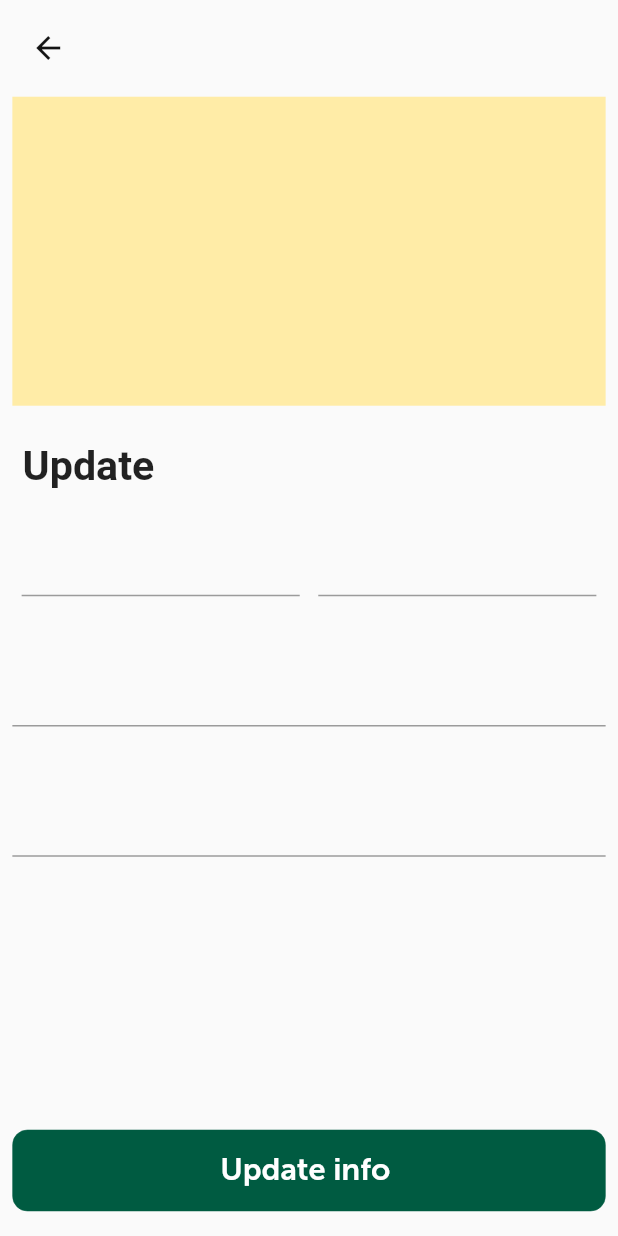
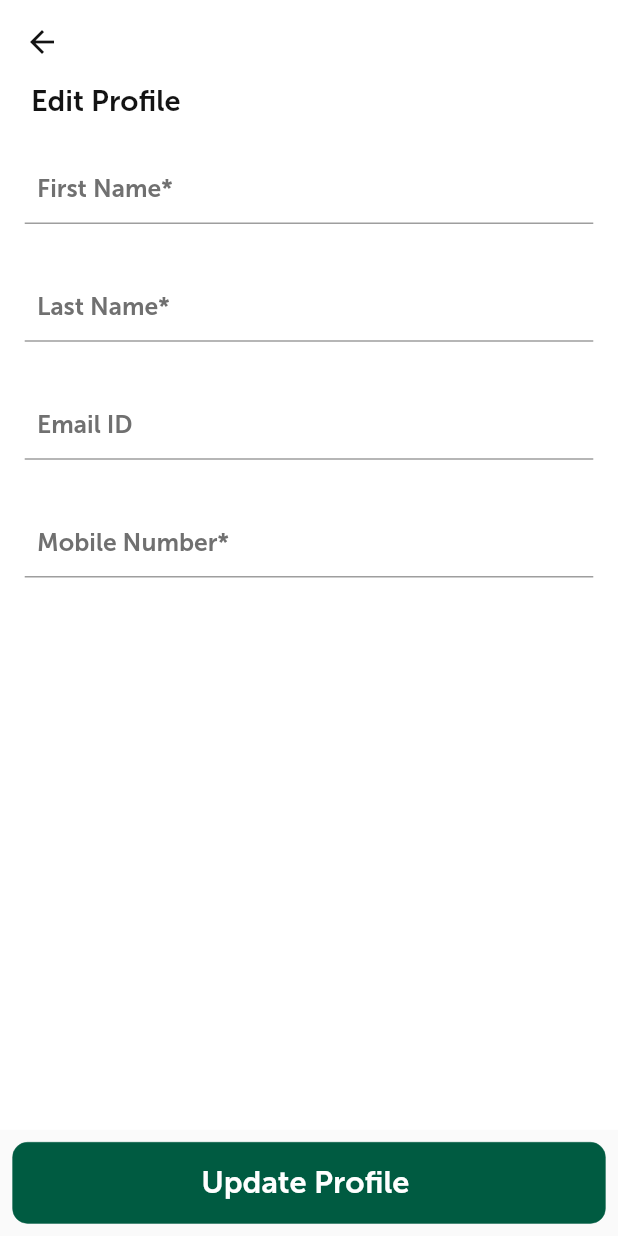
Before and after one commit to Manav5606/rpt, a Flutter app: the EditProfileScreen screen opened by its route, on a phone screen of 412 x 824 dp. Run offline on Flutter 3.47's test engine with Material 2 defaults, Android fonts, the phone set to English and light mode, and no system bars; our stand-ins replace awesome_dialog, badges, bubble, buttons_tabbar, cached_network_image, camera and 40 more; missing offline and left inert: dart:ffi, flutter_share_me, freshchat_sdk, geocode, google_place, razorpay_flutter and 2 more; accounts and stored records are empty; network calls fail; Roboto replaces fonts that are missing (MuseoSans_700.otf); statements that could not run were skipped.

Commit message:
update edit page ui

```diff
--- a/lib/screens/profile/edit_profile_screen.dart
+++ b/lib/screens/profile/edit_profile_screen.dart
@@ -1,3 +1,4 @@
+import 'package:customer_app/app/constants/responsive.dart';
 import 'package:customer_app/app/ui/pages/signIn/signup_screen.dart';
 import 'package:customer_app/widgets/signup_feilds.dart';
 import 'package:flutter/cupertino.dart';
@@ -43,225 +44,132 @@ class _EditProfileScreenState extends State<EditProfileScreen> {
 
   @override
   Widget build(BuildContext context) {
-    return Material(
-      child: SafeArea(
+    return Scaffold(
+      appBar: AppBar(
+        elevation: 0,
+      ),
+      bottomSheet: GestureDetector(
+          onTap: () async {
+            _signInController.UpdateInfo(firstNameController.text,
+                lastNameController.text, mobileNumberController.text);
+          },
+
+          // onTap: (_signInController
+          //             .phoneNumberController.value.text.length ==
+          //         10)
+          //     ? () {
+          //         _signInController.submitPhoneNumber();
+          //       }
+          //     : null,
           child: Padding(
-        padding: EdgeInsets.symmetric(vertical: 1.h, horizontal: 2.w),
+            padding: EdgeInsets.symmetric(horizontal: 2.w),
+            child: BottomWideButton(
+              text: "Update Profile ",
+            ),
+          )),
+      body: Padding(
+        padding: EdgeInsets.symmetric(horizontal: 2.w),
         child: Obx(
           () => _signInController.isLoading.value
               ? SignupScreenShimmerEffect()
               : Column(
                   mainAxisAlignment: MainAxisAlignment.spaceBetween,
                   children: [
-                    Column(
+                    Padding(
+                      padding: EdgeInsets.symmetric(horizontal: 2.w),
+                      child: Column(
                         crossAxisAlignment: CrossAxisAlignment.start,
                         children: [
-                          BackButton(
-                            color: AppConst.black,
-                            onPressed: () {
-                              Get.back();
-                            },
+                          Padding(
+                            padding: EdgeInsets.symmetric(horizontal: 1.w),
+                            child: Text(
+                              "Edit Profile",
+                              style: TextStyle(
+                                  fontFamily: 'MuseoSans',
+                                  color: AppConst.black,
+                                  fontWeight: FontWeight.w600,
+                                  fontStyle: FontStyle.normal,
+                                  fontSize:
+                                      SizeUtils.horizontalBlockSize * 4.7),
+                            ),
+                          ),
+                          SizedBox(
+                            height: 3.h,
+                          ),
+                          // Row(
+                          //   mainAxisAlignment: MainAxisAlignment.center,
+                          //   children: [
+                          //     Container(
+                          //       width: 45.w,
+                          //       child: SignUpFeilds(
+                          //         labelText: "First Name*",
+
+                          //         hinttext: (_Controller.user.firstName) ??
+                          //             "First name", //"Enter your first name ",
+                          //         controller: firstNameController,
+                          //       ),
+                          //     ),
+                          //     SizedBox(
+                          //       width: 3.w,
+                          //     ),
+                          //     Container(
+                          //       width: 45.w,
+                          //       child: SignUpFeilds(
+                          //         labelText: "Last Name*",
+
+                          //         hinttext: _Controller.user.lastName ??
+                          //             "Last name", //"Enter your last name ",
+                          //         controller: lastNameController,
+                          //       ),
+                          //     ),
+                          //   ],
+                          // ),
+
+                          SignUpFeilds(
+                            labelText: "First Name*",
+
+                            hinttext: (_Controller.user.firstName) ??
+                                "First name", //"Enter your first name ",
+                            controller: firstNameController,
+                          ),
+                          SizedBox(
+                            height: 1.h,
+                          ),
+                          SignUpFeilds(
+                            labelText: "Last Name*",
+
+                            hinttext: _Controller.user.lastName ??
+                                "Last name", //"Enter your last name ",
+                            controller: lastNameController,
                           ),
                           SizedBox(
                             height: 1.h,
                           ),
 
-                          Container(
-                            height: 25.h,
-                            color: AppConst.lightYellow,
-                          ),
-                          SizedBox(
-                            height: 3.h,
-                          ),
-                          Text(
-                            " Update",
-                            style: TextStyle(
-                                fontSize: 20.sp,
-                                fontWeight: FontWeight.bold,
-                                fontFamily: "MuseoSans_700.otf"),
-                          ),
-                          SizedBox(
-                            height: 3.h,
-                          ),
-                          Row(
-                            mainAxisAlignment: MainAxisAlignment.center,
-                            children: [
-                              Container(
-                                width: 45.w,
-                                child: SignUpFeilds(
-                                  // text: "First Name",
-
-                                  hinttext: (_Controller.user.firstName) ??
-                                      "First name", //"Enter your first name ",
-                                  controller: firstNameController,
-                                ),
-                              ),
-                              SizedBox(
-                                width: 3.w,
-                              ),
-                              Container(
-                                width: 45.w,
-                                child: SignUpFeilds(
-                                  // text: "Last Name",
-                                  hinttext: _Controller.user.lastName ??
-                                      "Last name", //"Enter your last name ",
-                                  controller: lastNameController,
-                                ),
-                              ),
-                            ],
-                          ),
-                          SizedBox(
-                            height: 2.h,
-                          ),
-
                           SignUpFeilds(
-                            // text: "Last Name",
+                            labelText: "Email ID",
                             hinttext: _Controller
                                 .user.email, //"Enter your last name ",
                             controller: mobileNumberController,
                             readOnly: true,
                           ),
                           SizedBox(
-                            height: 2.h,
+                            height: 1.h,
                           ),
                           SignUpFeilds(
-                            // text: "Last Name",
+                            labelText: "Mobile Number*",
                             hinttext: _Controller
                                 .user.mobile, //"Enter your last name ",
                             controller: mobileNumberController,
                             readOnly: true,
                           ),
-                          // Container(
-                          //   width: MediaQuery.of(context).size.width,
-                          //   // height: 9.h,
-                          //   decoration: BoxDecoration(
-                          //       borderRadius: BorderRadius.circular(10),
-                          //       border: Border.all(color: AppConst.black, width: 1.5)),
-                          //   child: Column(
-                          //     crossAxisAlignment: CrossAxisAlignment.start,
-                          //     children: [
-                          //       Padding(
-                          //         padding: EdgeInsets.only(
-                          //             left: 2.w, top: 0.5.h, bottom: 0.5.h),
-                          //         child: Text(
-                          //           "Email",
-                          //           style: TextStyle(
-                          //               fontSize: 9.sp, fontWeight: FontWeight.w500),
-                          //         ),
-                          //       ),
-                          //       TextField(
-                          //         style: TextStyle(fontSize: 14.sp),
-                          //         textAlign: TextAlign.start,
-                          //         cursorColor: AppConst.kPrimaryColor,
-                          //         readOnly: true,
-
-                          //         // maxLength: 10,
-                          //         // keyboardType: TextInputType.number,
-                          //         controller: mobileNumberController,
-                          //         decoration: InputDecoration(
-                          //           isDense: true,
-                          //           border: InputBorder.none,
-                          //           hintText: _Controller.user.email, //'Enter Email',
-                          //           contentPadding:
-                          //               EdgeInsets.only(left: 2.w, bottom: 1.h),
-                          //           hintTextDirection: TextDirection.ltr,
-                          //           counterText: "",
-                          //         ),
-                          //       ),
-                          //     ],
-                          //   ),
-                          // ),
-                          // SizedBox(
-                          //   height: 2.h,
-                          // ),
-                          // Container(
-                          //   width: MediaQuery.of(context).size.width,
-                          //   // height: 9.h,
-                          //   decoration: BoxDecoration(
-                          //       borderRadius: BorderRadius.circular(10),
-                          //       border: Border.all(color: AppConst.black, width: 1.5)),
-                          //   child: Column(
-                          //     mainAxisSize: MainAxisSize.min,
-                          //     crossAxisAlignment: CrossAxisAlignment.start,
-                          //     children: [
-                          //       Padding(
-                          //         padding: EdgeInsets.only(
-                          //             left: 2.w, top: 0.5.h, bottom: 0.5.h),
-                          //         child: Text(
-                          //           "Mobile number",
-                          //           style: TextStyle(
-                          //               fontSize: 9.sp, fontWeight: FontWeight.w500),
-                          //         ),
-                          //       ),
-                          //       Flexible(
-                          //         child: TextFormField(
-                          //           style: TextStyle(fontSize: 14.sp),
-                          //           textAlign: TextAlign.start,
-                          //           cursorColor: AppConst.kPrimaryColor,
-                          //           maxLength: 10,
-                          //           showCursor: false,
-                          //           keyboardType: TextInputType.number,
-                          //           readOnly: true,
-                          //           // controller: controller,
-                          //           decoration: InputDecoration(
-                          //             isDense: true,
-                          //             border: InputBorder.none,
-                          //             hintText: _Controller.user.mobile,
-                          //             hintStyle: TextStyle(color: AppConst.grey),
-                          //             contentPadding:
-                          //                 EdgeInsets.only(left: 2.w, bottom: 1.h),
-                          //             hintTextDirection: TextDirection.ltr,
-                          //             counterText: "",
-                          //           ),
-                          //         ),
-                          //       ),
-                          //     ],
-                          //   ),
-                          // ),
-                          // SizedBox(
-                          //   height: 33.h,
-                          // ),
-                          // GestureDetector(
-                          //     onTap: () async {
-                          //       _signInController.UpdateInfo(
-                          //           firstNameController.text,
-                          //           lastNameController.text,
-                          //           mobileNumberController.text);
-                          //     },
-
-                          //     // onTap: (_signInController
-                          //     //             .phoneNumberController.value.text.length ==
-                          //     //         10)
-                          //     //     ? () {
-                          //     //         _signInController.submitPhoneNumber();
-                          //     //       }
-                          //     //     : null,
-                          //     child: BottomWideButton(
-                          //       text: "Update info ",
-                          //     ))
-                        ]),
-                    GestureDetector(
-                        onTap: () async {
-                          _signInController.UpdateInfo(
-                              firstNameController.text,
-                              lastNameController.text,
-                              mobileNumberController.text);
-                        },
-
-                        // onTap: (_signInController
-                        //             .phoneNumberController.value.text.length ==
-                        //         10)
-                        //     ? () {
-                        //         _signInController.submitPhoneNumber();
-                        //       }
-                        //     : null,
-                        child: BottomWideButton(
-                          text: "Update info ",
-                        ))
+                        ],
+                      ),
+                    ),
                   ],
                 ),
         ),
-      )),
+      ),
     );
 
     // Scaffold(
```
